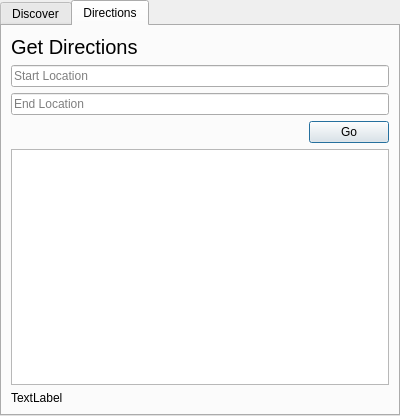
Qt form bnbnav-frontend/statedialog.ui (vicr123/bnbnav) before a commit.
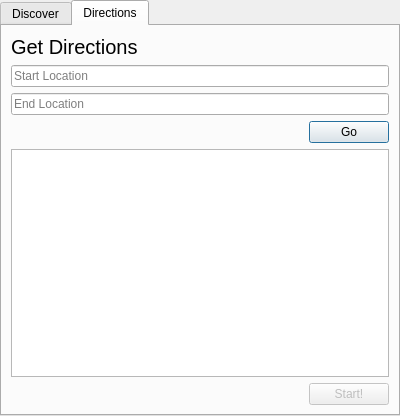
The same form after that commit. The open tabs and pages were chosen to show the change. Custom widgets are drawn as their Qt base class.

Commit message: Add Go Mode

Patch:
```diff
--- a/bnbnav-frontend/statedialog.ui
+++ b/bnbnav-frontend/statedialog.ui
@@ -27,6 +27,28 @@
     <number>0</number>
    </property>
    <item>
+    <widget class="QStackedWidget" name="stackedWidget">
+     <property name="currentIndex">
+      <number>1</number>
+     </property>
+     <widget class="QWidget" name="normalModePage">
+      <layout class="QVBoxLayout" name="verticalLayout_3">
+       <property name="spacing">
+        <number>0</number>
+       </property>
+       <property name="leftMargin">
+        <number>0</number>
+       </property>
+       <property name="topMargin">
+        <number>0</number>
+       </property>
+       <property name="rightMargin">
+        <number>0</number>
+       </property>
+       <property name="bottomMargin">
+        <number>0</number>
+       </property>
+       <item>
     <widget class="QTabWidget" name="tabWidget">
      <property name="currentIndex">
       <number>1</number>
@@ -98,9 +120,59 @@
         <widget class="QListView" name="instructionList"/>
        </item>
        <item>
-        <widget class="QLabel" name="currentInstructionText">
+            <layout class="QHBoxLayout" name="horizontalLayout_2">
+             <item>
+              <spacer name="horizontalSpacer_2">
+               <property name="orientation">
+                <enum>Qt::Horizontal</enum>
+               </property>
+               <property name="sizeHint" stdset="0">
+                <size>
+                 <width>40</width>
+                 <height>20</height>
+                </size>
+               </property>
+              </spacer>
+             </item>
+             <item>
+              <widget class="QPushButton" name="goModeButton">
+               <property name="enabled">
+                <bool>false</bool>
+               </property>
          <property name="text">
-          <string>TextLabel</string>
+                <string>Start!</string>
+               </property>
+              </widget>
+             </item>
+            </layout>
+           </item>
+          </layout>
+         </widget>
+        </widget>
+       </item>
+      </layout>
+     </widget>
+     <widget class="QWidget" name="goModePage">
+      <layout class="QVBoxLayout" name="verticalLayout_4">
+       <property name="spacing">
+        <number>0</number>
+       </property>
+       <property name="leftMargin">
+        <number>0</number>
+       </property>
+       <property name="topMargin">
+        <number>0</number>
+       </property>
+       <property name="rightMargin">
+        <number>0</number>
+       </property>
+       <property name="bottomMargin">
+        <number>0</number>
+       </property>
+       <item>
+        <widget class="QWidget" name="currentInstructionWidget" native="true">
+         <property name="autoFillBackground">
+          <bool>true</bool>
          </property>
         </widget>
        </item>
```
Lines whose indentation alone changed are shown as unchanged. The commit also changes 12 other files.
